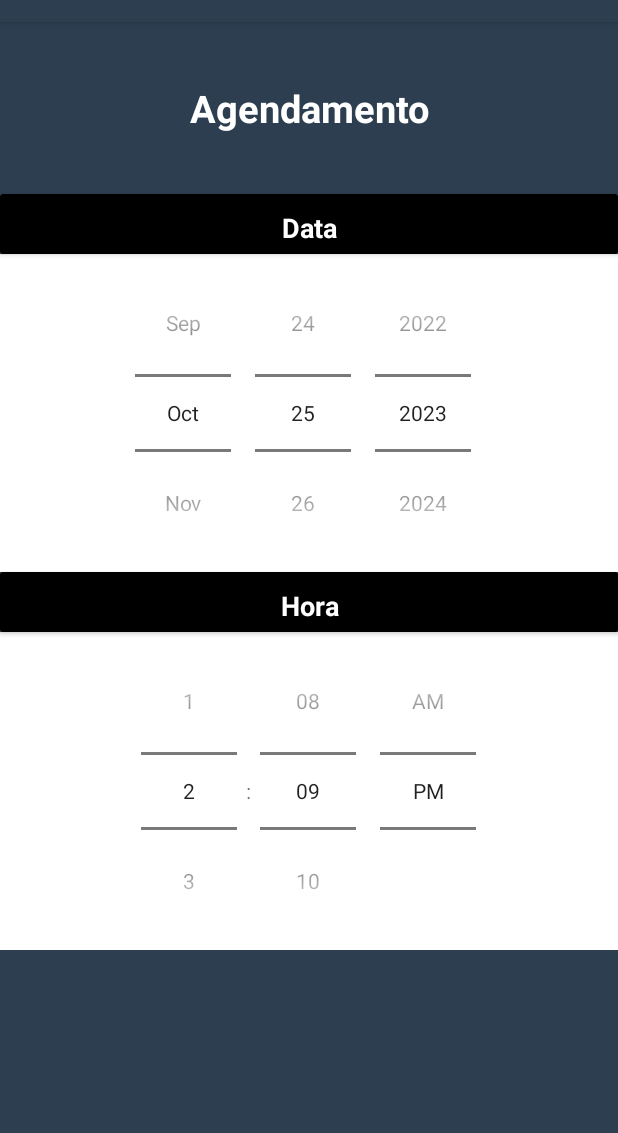
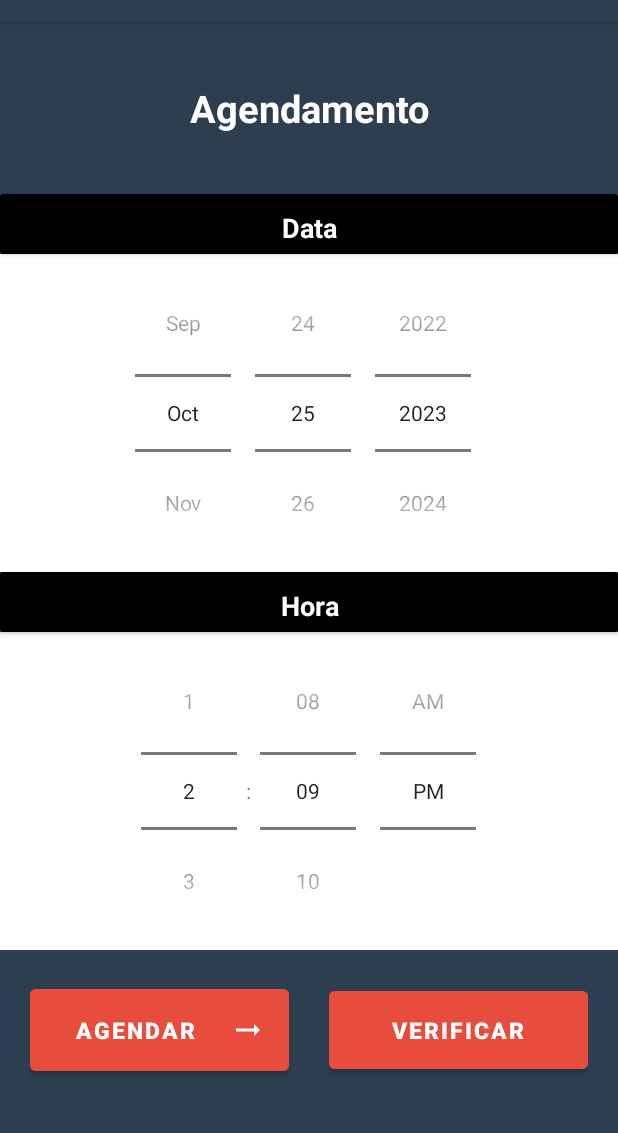
Before and after one commit to ErickdeSouza567/projetoandroid, an Android app built with Jetpack Compose: the Agendamento screen opened directly, with no data from a screen before it, on a phone screen of 412 x 824 dp, the part 62-1195 px from its top. Run offline under Robolectric (Android 15) with nearby library versions, the phone set to English and light mode, and no system bars; 2 statements that could not run were skipped.

Commit message:
Versao rodando

```diff
--- a/app/src/main/AndroidManifest.xml
+++ b/app/src/main/AndroidManifest.xml
@@ -12,6 +12,12 @@
         android:supportsRtl="true"
         android:theme="@style/Theme.BarberShop"
         tools:targetApi="31">
+        <activity
+            android:name=".AgendamentosListaa"
+            android:exported="false" />
+        <activity
+            android:name=".agendamentoslista"
+            android:exported="false" />
         <activity
             android:name="up.edu.Restaurante.view.Agendamento"
             android:exported="false" />
--- /dev/null
+++ b/app/src/main/java/up/edu/Restaurante/model/AgendamentoDao.kt
@@ -0,0 +1,15 @@
+package up.edu.Restaurante.model
+
+import androidx.room.Dao
+import androidx.room.Insert
+import androidx.room.Query
+
+@Dao
+interface AgendamentoDao {
+
+    @Insert
+    fun inserirAgendamento(agendamento: AgendamentoNovo)
+
+    @Query("SELECT * FROM agendamentonovo")
+    fun listarAgendamentos(): List<AgendamentoNovo>
+}
--- a/app/src/main/java/up/edu/Restaurante/view/Agendamento.kt
+++ b/app/src/main/java/up/edu/Restaurante/view/Agendamento.kt
@@ -1,12 +1,69 @@
 package up.edu.Restaurante.view
 
+import android.content.Intent
+import android.os.Build
 import androidx.appcompat.app.AppCompatActivity
 import android.os.Bundle
-import up.edu.barbershop.R
+import android.widget.Toast
+import androidx.annotation.RequiresApi
+import up.edu.barbershop.databinding.ActivityAgendamentoBinding
+import up.edu.Restaurante.model.AgendamentoDatabase
+import up.edu.Restaurante.model.AgendamentoDao
+import up.edu.Restaurante.model.AgendamentoNovo
+import java.text.SimpleDateFormat
+import java.util.*
+import kotlinx.coroutines.CoroutineScope
+import kotlinx.coroutines.Dispatchers
+import kotlinx.coroutines.launch
+import kotlinx.coroutines.withContext
 
 class Agendamento : AppCompatActivity() {
+
+    private lateinit var binding: ActivityAgendamentoBinding
+    private lateinit var database: AgendamentoDatabase
+    private lateinit var agendamentoDao: AgendamentoDao
+
+    @RequiresApi(Build.VERSION_CODES.O)
     override fun onCreate(savedInstanceState: Bundle?) {
         super.onCreate(savedInstanceState)
-        setContentView(R.layout.activity_agendamento)
+        binding = ActivityAgendamentoBinding.inflate(layoutInflater)
+        setContentView(binding.root)
+
+        // Obtain the database instance
+        database = AgendamentoDatabase.getInstance(this)
+        agendamentoDao = database.agendamentoDao()
+
+        val calendar = Calendar.getInstance()
+
+        binding.datePicker.setOnDateChangedListener { _, year, month, dayOfMonth ->
+            calendar.set(year, month, dayOfMonth)
+            val data = SimpleDateFormat("yyyy-MM-dd", Locale.getDefault()).format(calendar.time)
+
+            binding.btAgendado.setOnClickListener {
+                val horario = SimpleDateFormat("HH:mm", Locale.getDefault()).format(calendar.time)
+
+                if (horario != null && data != null) {
+                    // Gera um id aleatório para o novo agendamento
+                    val id = Random().nextInt(1000)
+
+                    val agendamento = AgendamentoNovo(id, horario, data)
+
+                    // Insert agendamento using a coroutine
+                    CoroutineScope(Dispatchers.IO).launch {
+                        agendamentoDao.inserirAgendamento(agendamento)
+                        withContext(Dispatchers.Main) {
+                            Toast.makeText(this@Agendamento, "Agendamento realizado com sucesso!", Toast.LENGTH_SHORT).show()
+                        }
+                    }
+                } else {
+                    Toast.makeText(this, "Selecione a data e hora antes de agendar", Toast.LENGTH_SHORT).show()
+                }
+            }
+        }
+
+        binding.timePicker.setOnTimeChangedListener { _, hourOfDay, minute ->
+            calendar.set(Calendar.HOUR_OF_DAY, hourOfDay)
+            calendar.set(Calendar.MINUTE, minute)
+        }
     }
 }
--- a/app/src/main/res/layout/activity_agendamento.xml
+++ b/app/src/main/res/layout/activity_agendamento.xml
@@ -41,9 +41,7 @@
         android:layout_height="wrap_content"
         android:background="@color/white"
         android:calendarViewShown="false"
-        android:datePickerMode="spinner"
-
-        />
+        android:datePickerMode="spinner" />
 
     <androidx.cardview.widget.CardView
         android:layout_width="match_parent"
@@ -67,7 +65,40 @@
         android:layout_width="match_parent"
         android:layout_height="wrap_content"
         android:background="@color/white"
-        android:timePickerMode="spinner"
-        />
+        android:timePickerMode="spinner" />
 
+    <LinearLayout
+        android:layout_width="match_parent"
+        android:layout_height="wrap_content"
+        android:orientation="horizontal"
+        android:layout_margin="20dp">
+
+        <Button
+            android:id="@+id/btAgendado"
+            android:layout_width="0dp"
+            android:layout_height="wrap_content"
+            android:layout_weight="1"
+            android:text="AGENDAR"
+            android:textSize="15sp"
+            android:textStyle="bold"
+            android:backgroundTint="@color/alizarin"
+            android:padding="15dp"
+            android:drawableEnd="@drawable/baseline_arrow_right_alt_24"
+            android:layout_marginEnd="13dp" />
+
+        <Button
+            android:id="@+id/btVerAgendamentos"
+            android:layout_width="0dp"
+            android:layout_height="wrap_content"
+            android:layout_weight="1"
+            android:text="Verificar"
+            android:textSize="15sp"
+            android:textStyle="bold"
+            android:backgroundTint="@color/alizarin"
+            android:padding="15dp"
+            android:layout_marginStart="13dp"
+            android:onClick="onClickVerAgendamentos" />
+            />
+
+    </LinearLayout>
 </LinearLayout>
--- a/build.gradle.kts
+++ b/build.gradle.kts
@@ -1,5 +1,9 @@
 // Top-level build file where you can add configuration options common to all sub-projects/modules.
+
+
+
 plugins {
     id("com.android.application") version "8.1.0" apply false
     id("org.jetbrains.kotlin.android") version "1.8.10" apply false
+    kotlin("kapt") version "1.8.10"
 }
```
Also changed, not shown: app/build.gradle.kts (+18 -11 lines), app/src/main/java/up/edu/Restaurante/model/AgendamentoDatabase.kt (added, +31 -0 lines), app/src/main/java/up/edu/Restaurante/model/AgendamentoNovo.kt (added, +11 -0 lines), 2 other files.
